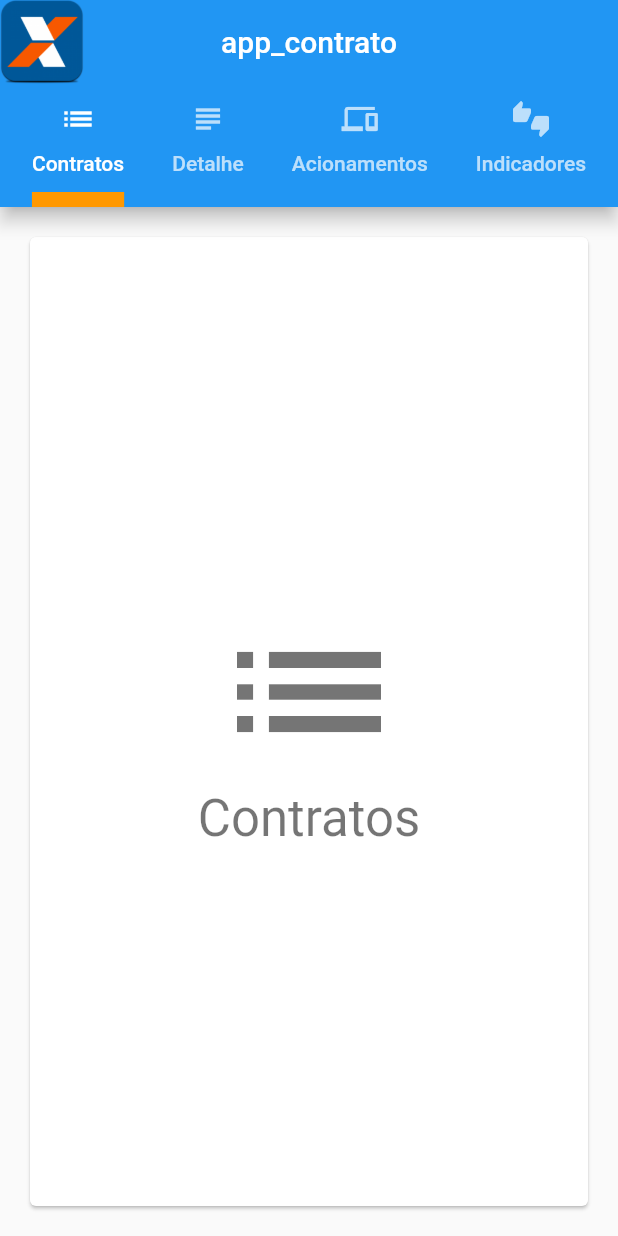
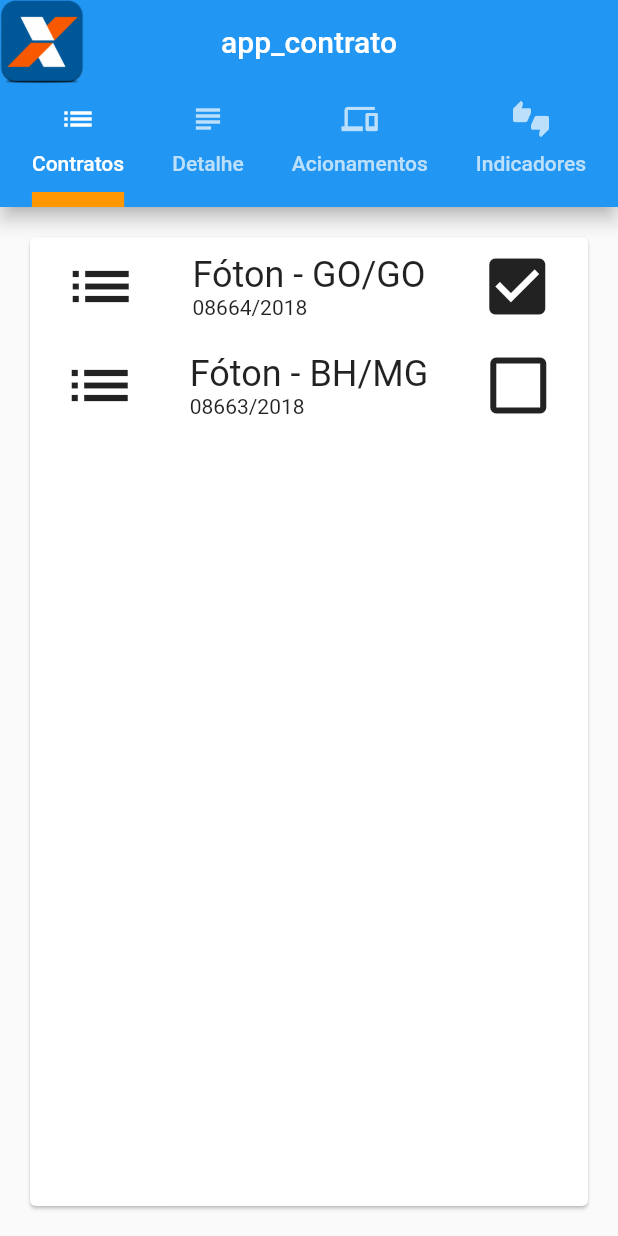
Before and after one commit to at-adorno/appContratos, a Flutter app: the screen it shows after launch, on a phone screen of 412 x 824 dp. Run offline on Flutter 3.47's test engine with Material 2 defaults, Android fonts, the phone set to English and light mode, and no system bars.

Commit message:
tela de contrato ok

```diff
--- a/app_contrato/lib/acionamentos.dart
+++ b/app_contrato/lib/acionamentos.dart
@@ -0,0 +1,12 @@
+import 'package:flutter/material.dart';
+
+class TelaAcionamentos extends StatelessWidget{
+
+  @override
+  Widget build (BuildContext context){
+
+    return Container(
+      child: Text('Acionamentos'),
+      );
+  }
+}
--- a/app_contrato/lib/contratos.dart
+++ b/app_contrato/lib/contratos.dart
@@ -0,0 +1,66 @@
+import 'package:flutter/material.dart';
+
+class TelaContratos extends StatelessWidget{
+
+  @override
+  Widget build (BuildContext context){
+    return Column(
+      mainAxisSize: MainAxisSize.min,
+      crossAxisAlignment: CrossAxisAlignment.stretch,
+      children: [
+        Row(
+          mainAxisAlignment: MainAxisAlignment.spaceAround,
+          children: [
+            Padding(
+              padding: const EdgeInsets.all(8.0),
+              child: Icon(Icons.list, size: 50),
+            ),
+            Column(
+              crossAxisAlignment: CrossAxisAlignment.start,
+              mainAxisSize: MainAxisSize.min,
+              children: [
+                Text(
+                  'Fóton - GO/GO',
+                  style: Theme.of(context).textTheme.headline,
+                ),
+                Text(
+                  '08664/2018',
+                )
+              ],
+            ),
+            Padding(
+              padding: const EdgeInsets.all(8.0),
+              child: Icon(Icons.check_box, size: 50),
+            ),
+          ],
+        ),
+        Row(
+          mainAxisAlignment: MainAxisAlignment.spaceAround,
+          children: [
+            Padding(
+              padding: const EdgeInsets.all(8.0),
+              child: Icon(Icons.list, size: 50),
+            ),
+            Column(
+              crossAxisAlignment: CrossAxisAlignment.start,
+              mainAxisSize: MainAxisSize.min,
+              children: [
+                Text(
+                  'Fóton - BH/MG',
+                  style: Theme.of(context).textTheme.headline,
+                ),
+                Text(
+                  '08663/2018',
+                )
+              ],
+            ),
+            Padding(
+              padding: const EdgeInsets.all(8.0),
+              child: Icon(Icons.check_box_outline_blank, size: 50),
+            ),
+          ],
+        ),
+      ],
+    );
+  }
+}
--- a/app_contrato/lib/detalhe.dart
+++ b/app_contrato/lib/detalhe.dart
@@ -0,0 +1,12 @@
+import 'package:flutter/material.dart';
+
+class TelaDetalhes extends StatelessWidget{
+
+  @override
+  Widget build (BuildContext context){
+
+    return Container(
+      child: Text('Detalhes'),
+      );
+  }
+}
--- a/app_contrato/lib/indicadores.dart
+++ b/app_contrato/lib/indicadores.dart
@@ -0,0 +1,12 @@
+import 'package:flutter/material.dart';
+
+class TelaIndicadores extends StatelessWidget{
+
+  @override
+  Widget build (BuildContext context){
+
+    return Container(
+      child: Text('Indicadores'),
+      );
+  }
+}
--- a/app_contrato/lib/main.dart
+++ b/app_contrato/lib/main.dart
@@ -46,17 +46,18 @@ class TabbedAppBarSample extends StatelessWidget {
 }
 
 class Choice {
-  const Choice({this.title, this.icon});
+  const Choice({this.title, this.icon, this.tela});
 
   final String title;
   final IconData icon;
+  final int tela;
 }
 
 const List<Choice> choices = const <Choice>[
-  const Choice(title: 'Contratos', icon: Icons.list),
-  const Choice(title: 'Detalhe', icon: Icons.subject),
-  const Choice(title: 'Acionamentos', icon: Icons.phonelink),
-  const Choice(title: 'Indicadores', icon: Icons.thumbs_up_down),
+  const Choice(title: 'Contratos', icon: Icons.list, tela: 1),
+  const Choice(title: 'Detalhe', icon: Icons.subject, tela: 2),
+  const Choice(title: 'Acionamentos', icon: Icons.phonelink, tela: 3),
+  const Choice(title: 'Indicadores', icon: Icons.thumbs_up_down, tela: 4),
 ];
 
 class ChoiceCard extends StatelessWidget {
@@ -66,21 +67,17 @@ class ChoiceCard extends StatelessWidget {
 
   @override
   Widget build(BuildContext context) {
-    final TextStyle textStyle = Theme.of(context).textTheme.display1;
     return Card(
-      color: Colors.white,
-      child: Center(
-        child: Column(
-          mainAxisSize: MainAxisSize.min,
-          crossAxisAlignment: CrossAxisAlignment.center,
-          children: <Widget>[
-            Icon(choice.icon, size: 128.0, color: textStyle.color),
-            Text(choice.title, style: textStyle),
-          ],
-        ),
-      ),
+      child: _selecionaTela(choice.tela),
     );
   }
+}
+
+_selecionaTela(int nTela){
+  if (nTela == 1){return TelaContratos();}
+  else if (nTela == 2){return TelaDetalhes();}
+  else if (nTela == 3){return TelaAcionamentos();}
+  else if (nTela == 4){return TelaIndicadores();}
 }
 
 void main() {
```
